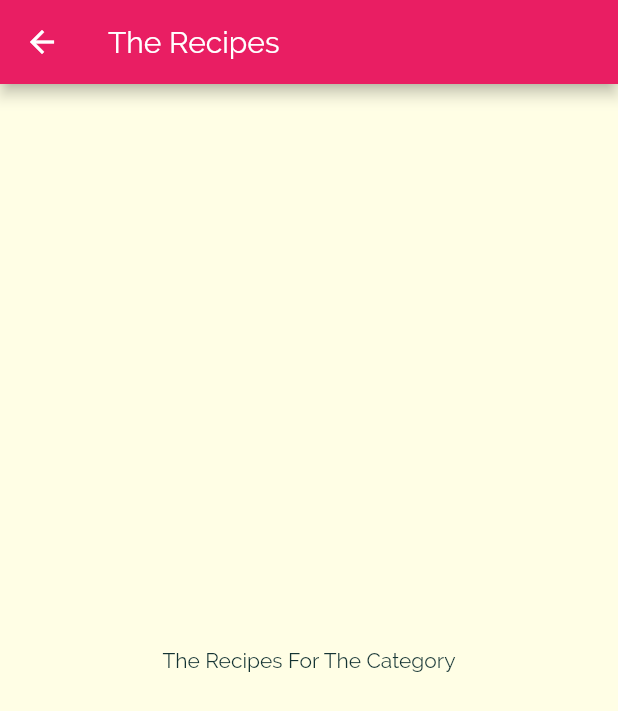
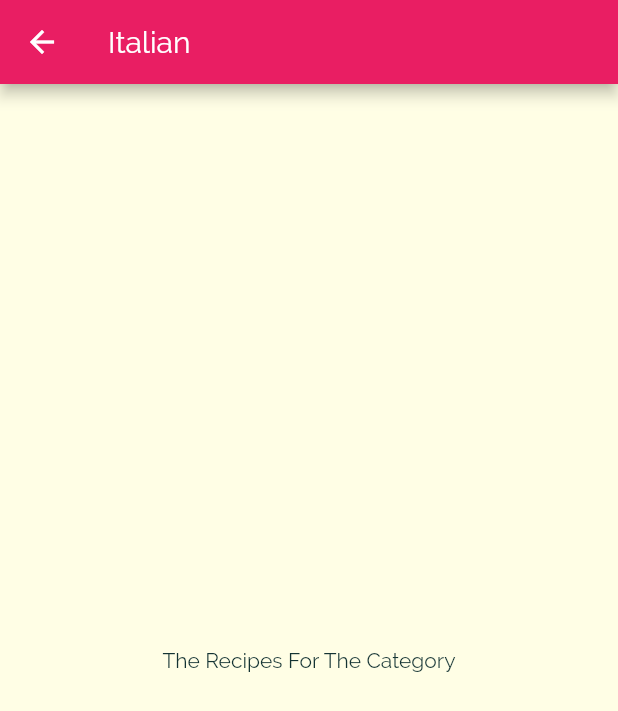
Before and after one commit to thomasbonnet12/meal, a Flutter app: the screen it shows after launch, after a tap on "Italian", on a phone screen of 412 x 824 dp. Shown: the top 711 px of the screen. Run offline on Flutter 3.47's test engine with Material 2 defaults, Android fonts, the phone set to English and light mode, and no system bars.

Commit message:
id constructor added to categoryMealsScreen and CategoryItem, the id and title know can move between these 2 object and the categoryScreen

```diff
--- a/lib/categories_screen.dart
+++ b/lib/categories_screen.dart
@@ -14,7 +14,11 @@
       body: GridView(
         padding: const EdgeInsets.all(25),
         children: DUMMY_CATEGORIES
-            .map((catData) => CategoryItem(catData.title, catData.color))
+            .map((catData) => CategoryItem(
+                  catData.title,
+                  catData.color,
+                  catData.id,
+                ))
             .toList(),
         gridDelegate: SliverGridDelegateWithMaxCrossAxisExtent(
           maxCrossAxisExtent: 200,
--- a/lib/category_item.dart
+++ b/lib/category_item.dart
@@ -2,14 +2,16 @@
 import 'package:flutter_meal_app/category_meals_screen.dart';
 
 class CategoryItem extends StatelessWidget {
+  final String id;
   final String title;
   final Color color;
 
-  const CategoryItem(this.title, this.color);
+  const CategoryItem(this.title, this.color, this.id);
 
+  //My Navigator function Below
   void selectCategory(BuildContext ctx) {
     Navigator.of(ctx).push(MaterialPageRoute(builder: (_) {
-      return CategoryMealsScreen();
+      return CategoryMealsScreen(id, title);
     }));
   }
 
--- a/lib/category_meals_screen.dart
+++ b/lib/category_meals_screen.dart
@@ -1,11 +1,16 @@
 import 'package:flutter/material.dart';
 
 class CategoryMealsScreen extends StatelessWidget {
+  final String categoryId;
+  final String categoryTitle;
+
+  const CategoryMealsScreen(this.categoryId, this.categoryTitle);
+
   @override
   Widget build(BuildContext context) {
     return Scaffold(
       appBar: AppBar(
-        title: Text('The Recipes'),
+        title: Text(categoryTitle),
       ),
       body: Center(
         child: Text('The Recipes For The Category'),
```
